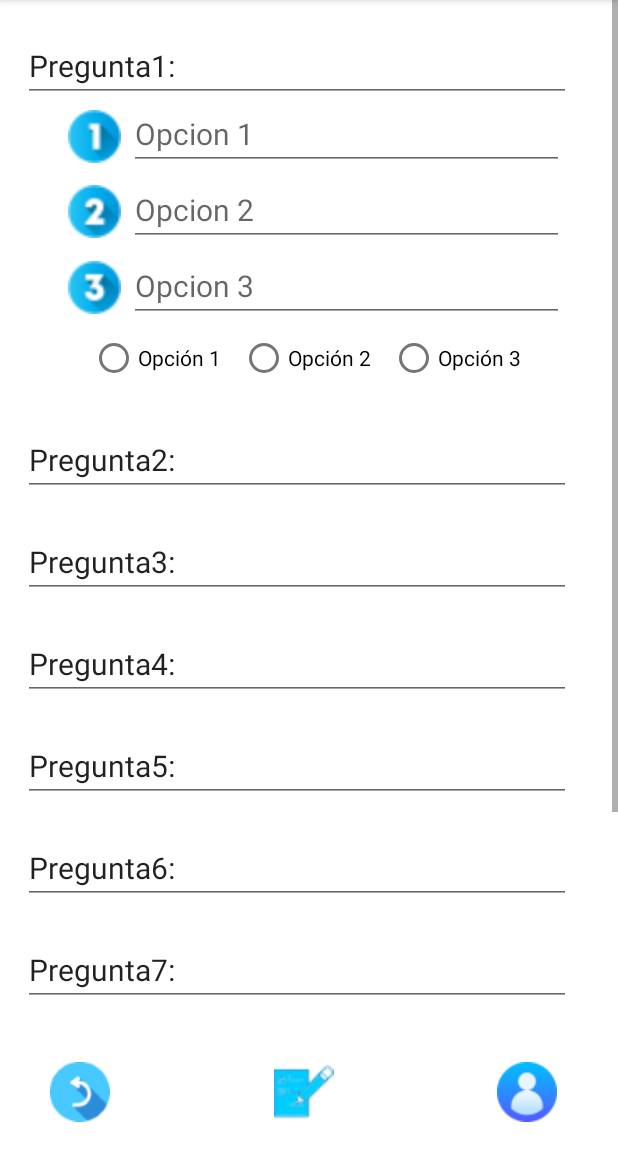
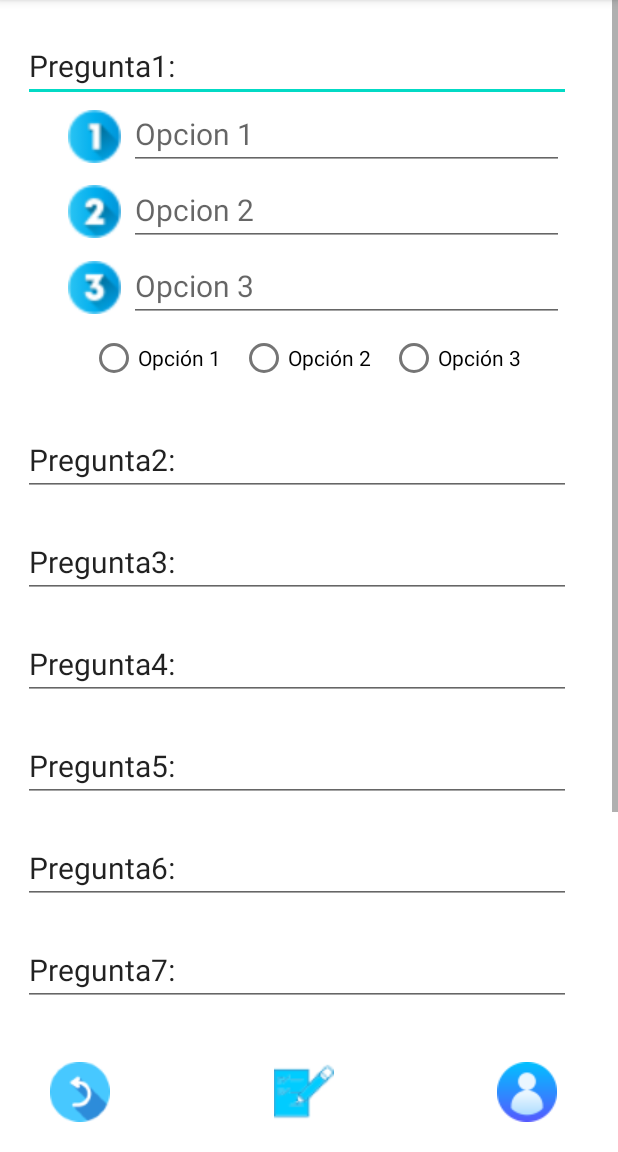
Before and after one commit to sergiorg03/TFG_GestionCursos, an Android app: the EditorCursos screen opened directly, with no data from a screen before it, on a phone screen of 412 x 824 dp, the part 84-1236 px from its top. Run offline under Robolectric (Android 15) with nearby library versions, the phone set to English and light mode, and no system bars; our stand-ins replace Volley; network calls fail; 3 statements that could not run were skipped.

Commit message:
Corrected some errors

```diff
--- a/app/GestorDeCursos/app/src/main/java/com/example/gestordecursos/EditorCursos.java
+++ b/app/GestorDeCursos/app/src/main/java/com/example/gestordecursos/EditorCursos.java
@@ -250,7 +250,7 @@ public class EditorCursos extends AppCompatActivity {
                     String enun_op3 = preguntas.get(test).get(2)[1];
                     String esCorrecta_op3 = preguntas.get(test).get(2)[2];
 
-                    switch (id_preg){
+                    /*switch (id_preg){
                         case 1:
                             et_p1.setText(enunciado_preg);
                             op1_p1.setText("Opcion 1");
@@ -321,7 +321,7 @@ public class EditorCursos extends AppCompatActivity {
                             op3_p10.setText("Opcion 3");
                             bd_opCor_p10 = opcionCorrecta(esCorrecta_op1, esCorrecta_op2, esCorrecta_op3);
                             break;
-                    }
+                    }*/
                 }
             }
 
--- a/app/GestorDeCursos/app/src/main/java/com/example/gestordecursos/RealizarCursos.java
+++ b/app/GestorDeCursos/app/src/main/java/com/example/gestordecursos/RealizarCursos.java
@@ -30,8 +30,6 @@ public class RealizarCursos extends AppCompatActivity {
     // Variables de la clase
     FuncionesVarias fv = new FuncionesVarias();
     String dni;
-    String nombreClase;
-    Class claseAnterior;
     String id_curso;
     TextView pregunta1;
     TextView pregunta2;
@@ -125,8 +123,6 @@ public class RealizarCursos extends AppCompatActivity {
         setContentView(R.layout.activity_realizar_cursos);
 
         dni = getIntent().getStringExtra("dni");
-        nombreClase = getIntent().getStringExtra("clase");
-        claseAnterior = fv.obtenerClase(nombreClase);
         id_curso = getIntent().getStringExtra("idCurso");
 
         inicializarVars();
@@ -222,7 +218,7 @@ public class RealizarCursos extends AppCompatActivity {
      * @param v
      */
     public void volver(View v){
-        Intent i = new Intent(this, claseAnterior);
+        Intent i = new Intent(this, MainActivity.class);
         i.putExtra("dni", dni);
         startActivity(i);
         finish();
--- a/app/GestorDeCursos/app/src/main/res/layout/activity_editor_cursos.xml
+++ b/app/GestorDeCursos/app/src/main/res/layout/activity_editor_cursos.xml
@@ -29,10 +29,7 @@
                 android:layout_height="wrap_content"
                 android:layout_marginStart="15dp"
                 android:layout_marginTop="20dp"
-                android:editable="false"
                 android:enabled="true"
-                android:focusableInTouchMode="false"
-                android:focusedByDefault="false"
                 android:text="Pregunta1: "
                 android:textSize="20sp" />
 
@@ -151,10 +148,7 @@
                 android:layout_height="wrap_content"
                 android:layout_marginStart="15dp"
                 android:layout_marginTop="20dp"
-                android:editable="false"
                 android:enabled="true"
-                android:focusableInTouchMode="false"
-                android:focusedByDefault="false"
                 android:text="Pregunta2: "
                 android:textSize="20sp" />
 
@@ -165,10 +159,7 @@
                 android:layout_height="wrap_content"
                 android:layout_marginStart="15dp"
                 android:layout_marginTop="20dp"
-                android:editable="false"
                 android:enabled="true"
-                android:focusableInTouchMode="false"
-                android:focusedByDefault="false"
                 android:text="Pregunta3: "
                 android:textSize="20sp" />
 
@@ -179,10 +170,7 @@
                 android:layout_height="wrap_content"
                 android:layout_marginStart="15dp"
                 android:layout_marginTop="20dp"
-                android:editable="false"
                 android:enabled="true"
-                android:focusableInTouchMode="false"
-                android:focusedByDefault="false"
                 android:text="Pregunta4: "
                 android:textSize="20sp" />
 
@@ -193,10 +181,7 @@
                 android:layout_height="wrap_content"
                 android:layout_marginStart="15dp"
                 android:layout_marginTop="20dp"
-                android:editable="false"
                 android:enabled="true"
-                android:focusableInTouchMode="false"
-                android:focusedByDefault="false"
                 android:text="Pregunta5: "
                 android:textSize="20sp" />
 
@@ -209,8 +194,6 @@
                 android:layout_marginTop="20dp"
                 android:editable="false"
                 android:enabled="true"
-                android:focusableInTouchMode="false"
-                android:focusedByDefault="false"
                 android:text="Pregunta6: "
                 android:textSize="20sp" />
 
```
Also changed, not shown: 1 other file.
